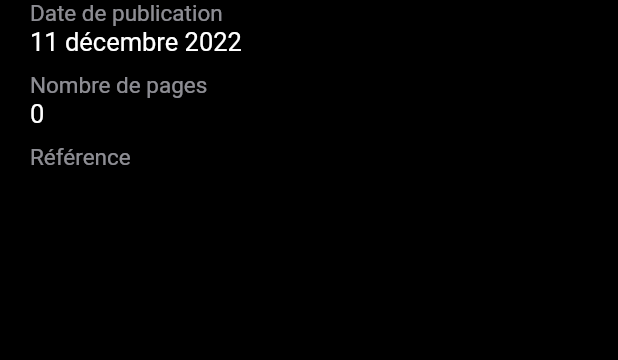
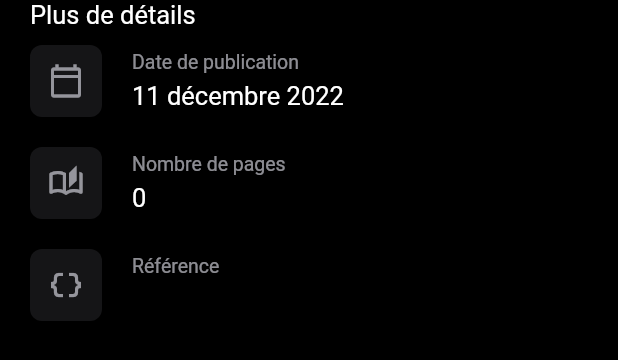
Before and after one commit to Synthx/mangabox, a Flutter app: the BookScreenDetails widget shown alone on an empty page, opened directly, on a phone screen of 412 x 824 dp. Shown: the top 360 px of the screen. Run offline on Flutter 3.47's test engine with Material 2 defaults, Android fonts, the phone set to English and light mode, and no system bars; our stand-ins replace cached_network_image, cloud_firestore, firebase_core, flutter_bloc, freezed_annotation, gap and 1 more; accounts and stored records are empty; generated files the repository leaves out were written again; network calls fail; Roboto replaces fonts that are missing (SF Pro Display).

Commit message:
:lipstick: rework book screen UI

```diff
--- a/lib/core/extension/build_context.dart
+++ b/lib/core/extension/build_context.dart
@@ -8,4 +8,12 @@ extension BuildContextExtension on BuildContext {
   double get safePaddingBottom {
     return MediaQuery.of(this).padding.bottom;
   }
+
+  Color? get primaryTextColor {
+    return Theme.of(this).textTheme.displayLarge?.color;
+  }
+
+  Color? get secondaryTextColor {
+    return Theme.of(this).textTheme.displayLarge?.color;
+  }
 }
--- a/lib/screen/book/book.dart
+++ b/lib/screen/book/book.dart
@@ -8,7 +8,6 @@ import 'package:mangabox/theme/theme.dart';
 import 'book_app_bar.dart';
 import 'book_cubit.dart';
 import 'book_details.dart';
-import 'book_edition.dart';
 import 'book_header.dart';
 import 'book_information.dart';
 import 'book_same_edition.dart';
@@ -58,8 +57,6 @@ class _BookScreenWrapperState extends State<_BookScreenWrapper> {
             Gap(kSpacer),
             BookScreenDetails(),
             Gap(kSpacer),
-            BookScreenEdition(),
-            Gap(kSpacer),
             BookScreenSameEdition(),
           ],
         ),
--- a/lib/screen/book/book_details.dart
+++ b/lib/screen/book/book_details.dart
@@ -1,7 +1,10 @@
 import 'package:flutter/material.dart';
 import 'package:flutter_bloc/flutter_bloc.dart';
 import 'package:gap/gap.dart';
+import 'package:mangabox/core/core.dart';
 import 'package:mangabox/data/data.dart';
+import 'package:mangabox/theme/theme.dart';
+import 'package:mangabox/widget/widget.dart';
 
 import 'book.state.dart';
 import 'book_cubit.dart';
@@ -9,10 +12,12 @@ import 'book_cubit.dart';
 class _Detail {
   final String title;
   final String value;
+  final IconData icon;
 
   const _Detail({
     required this.title,
     required this.value,
+    required this.icon,
   });
 }
 
@@ -21,51 +26,61 @@ class BookScreenDetails extends StatelessWidget {
 
   @override
   Widget build(BuildContext context) {
-    return BlocSelector<BookScreenCubit, BookScreenState, Book>(
+    return Padding(
+      padding: const EdgeInsets.symmetric(
+        horizontal: kSpacer,
+      ),
+      child: Column(
+        crossAxisAlignment: CrossAxisAlignment.start,
+        children: [
+          Text(
+            'Plus de détails',
+            style: Theme.of(context).textTheme.bodyMedium?.copyWith(
+                  color: context.primaryTextColor,
+                ),
+          ),
+          const Gap(10),
+          BlocSelector<BookScreenCubit, BookScreenState, Book>(
             selector: (state) => state.book,
             builder: (context, book) {
               final List<_Detail> details = [
                 _Detail(
                   title: 'Date de publication',
                   value: book.localePublicationDate(),
+                  icon: Icons.calendar_today_outlined,
                 ),
                 if (book.pagesCount != null)
                   _Detail(
                     title: 'Nombre de pages',
                     value: book.pagesCount.toString(),
+                    icon: Icons.auto_stories_outlined,
                   ),
                 _Detail(
                   title: 'Référence',
                   value: book.isbn,
+                  icon: Icons.data_object_outlined,
                 ),
               ];
 
               return ListView.separated(
                 shrinkWrap: true,
                 itemCount: details.length,
+                padding: EdgeInsets.zero,
                 physics: const NeverScrollableScrollPhysics(),
-          padding: const EdgeInsets.symmetric(horizontal: 20),
-          separatorBuilder: (context, index) => const Gap(10),
+                separatorBuilder: (context, index) => const Gap(kSpacer),
                 itemBuilder: (context, index) {
                   final detail = details[index];
-            return Column(
-              crossAxisAlignment: CrossAxisAlignment.start,
-              children: [
-                Text(
-                  detail.title,
-                  style: Theme.of(context).textTheme.bodySmall,
-                ),
-                Text(
-                  detail.value,
-                  style: Theme.of(context).textTheme.bodyMedium?.copyWith(
-                        color: Theme.of(context).textTheme.displayLarge?.color,
-                      ),
-                ),
-              ],
+                  return MbxIconListTile(
+                    title: detail.value,
+                    subtitle: detail.title,
+                    icon: detail.icon,
                   );
                 },
               );
             },
+          ),
+        ],
+      ),
     );
   }
 }
--- a/lib/theme/radius.dart
+++ b/lib/theme/radius.dart
@@ -1,4 +1,5 @@
 const double kRadiusNone = 0;
+const double kRadiusSmall = 8;
 const double kRadius = 12;
 const double kRadiusLarge = 48;
 const double kRadiusFull = 99;
--- a/lib/widget/display/display.dart
+++ b/lib/widget/display/display.dart
@@ -1 +1,2 @@
+export 'expandable_text.dart';
 export 'picture.dart';
--- a/lib/widget/structure/book_card.dart
+++ b/lib/widget/structure/book_card.dart
@@ -6,10 +6,12 @@ import 'package:mangabox/widget/widget.dart';
 class BookCard extends StatelessWidget {
   final Book book;
   final VoidCallback? onTap;
+  final String? title;
 
   const BookCard({
     required this.book,
     this.onTap,
+    this.title,
     Key? key,
   }) : super(key: key);
 
@@ -27,7 +29,7 @@ class BookCard extends StatelessWidget {
           ),
           const Gap(10),
           Text(
-            book.name,
+            title ?? book.name,
             overflow: TextOverflow.ellipsis,
             style: Theme.of(context).textTheme.bodyMedium?.copyWith(
                   color: Theme.of(context).textTheme.displayLarge?.color,
--- /dev/null
+++ b/lib/widget/structure/icon_list_tile.dart
@@ -0,0 +1,58 @@
+import 'package:flutter/material.dart';
+import 'package:gap/gap.dart';
+import 'package:mangabox/theme/theme.dart';
+
+class MbxIconListTile extends StatelessWidget {
+  final String title;
+  final IconData icon;
+  final String? subtitle;
+
+  const MbxIconListTile({
+    required this.title,
+    required this.icon,
+    this.subtitle,
+    Key? key,
+  }) : super(key: key);
+
+  @override
+  Widget build(BuildContext context) {
+    return Row(
+      children: [
+        Container(
+          width: 48,
+          height: 48,
+          decoration: BoxDecoration(
+            color: Theme.of(context).backgroundColor,
+            borderRadius: BorderRadius.circular(kRadiusSmall),
+          ),
+          child: Icon(
+            icon,
+            color: Theme.of(context).textTheme.bodyMedium?.color,
+          ),
+        ),
+        const Gap(kSpacer),
+        Column(
+          crossAxisAlignment: CrossAxisAlignment.start,
+          children: [
+            if (subtitle != null)
+              Padding(
+                padding: const EdgeInsets.only(
+                  bottom: 5,
+                ),
+                child: Text(
+                  subtitle!,
+                  style: Theme.of(context).textTheme.labelMedium,
+                ),
+              ),
+            Text(
+              title,
+              style: Theme.of(context).textTheme.bodyMedium?.copyWith(
+                    color: Theme.of(context).textTheme.displayLarge?.color,
+                  ),
+            ),
+          ],
+        ),
+      ],
+    );
+  }
+}
--- a/lib/widget/structure/structure.dart
+++ b/lib/widget/structure/structure.dart
@@ -1,3 +1,4 @@
 export 'book_card.dart';
 export 'edition_tile.dart';
+export 'icon_list_tile.dart';
 export 'series_tile.dart';
--- a/pubspec.yaml
+++ b/pubspec.yaml
@@ -1,7 +1,7 @@
 name: mangabox
 description: Help you manage your manga collection
 publish_to: 'none'
-version: 0.0.1+1
+version: 0.1.0+1
 
 environment:
   sdk: '>=2.18.5 <3.0.0'
```
Also changed, not shown: lib/screen/book/book_edition.dart (deleted, +0 -40 lines), lib/screen/book/book_header.dart (+1 -14 lines), lib/screen/book/book_information.dart (+12 -3 lines), lib/screen/book/book_same_edition.dart (+5 -2 lines), lib/theme/theme_data.dart (+11 -0 lines), lib/widget/display/expandable_text.dart (added, +63 -0 lines). Lines whose indentation alone changed are shown as unchanged.
